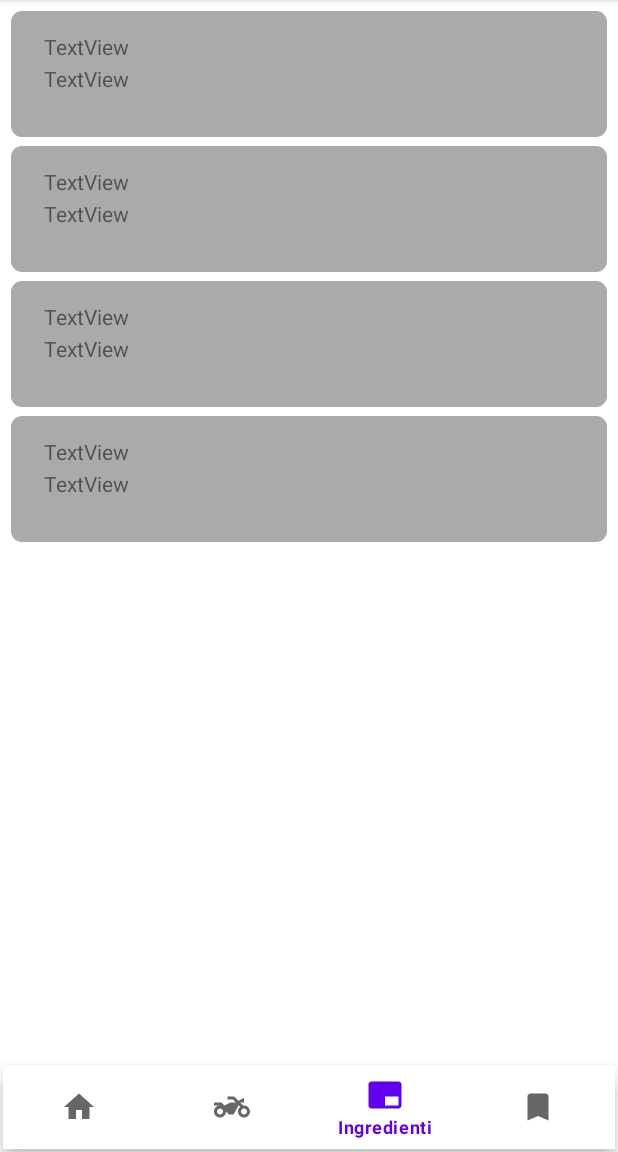
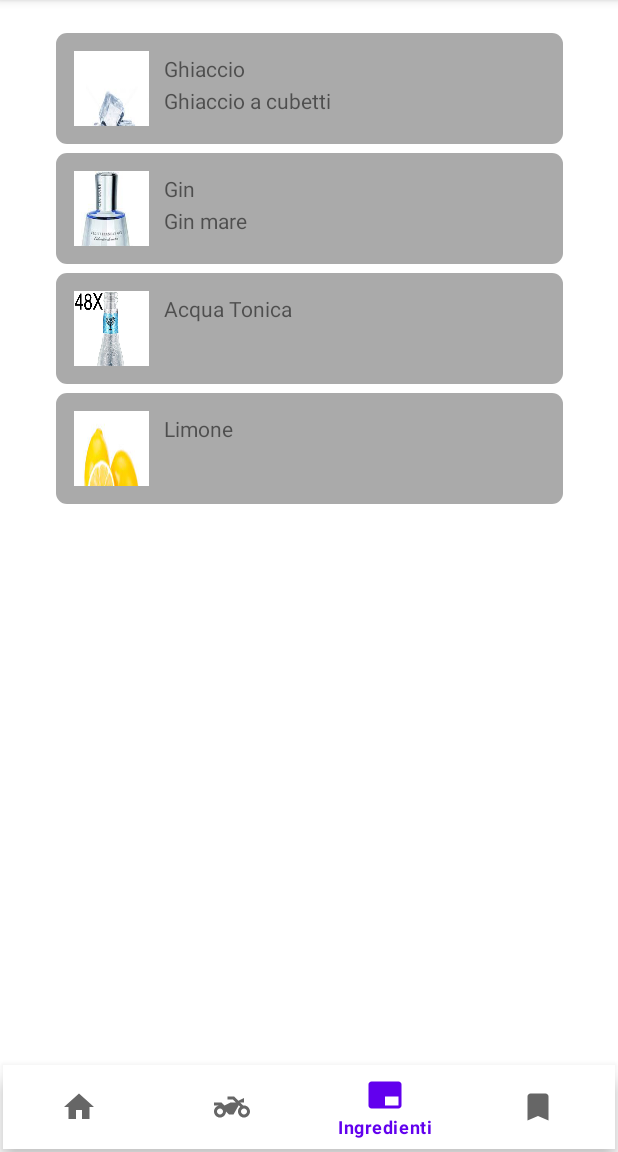
Before and after one commit to Menoz2000/Cocktail_Mania, an Android app: the IngredientActivity screen opened directly, with no data from a screen before it, on a phone screen of 412 x 824 dp, the part 84-1236 px from its top. Run offline under Robolectric (Android 15) with nearby library versions, the phone set to English and light mode, and no system bars.

Commit message:
recycler view senza db e inizio modulo ingrediente(scheda informativa ingrediente)

```diff
--- a/app/src/main/AndroidManifest.xml
+++ b/app/src/main/AndroidManifest.xml
@@ -9,7 +9,8 @@
         android:roundIcon="@mipmap/ic_launcher_round"
         android:supportsRtl="true"
         android:theme="@style/Theme.CocktailMania">
-        <activity android:name=".book.BookActivity"></activity>
+        <activity android:name=".ingredient.IngredientModule"></activity>
+        <activity android:name=".book.BookActivity" />
         <activity android:name=".cocktail.CocktailActivity" />
         <activity android:name=".ingredient.IngredientActivity" />
         <activity android:name=".naviga.MainActivity">
--- a/app/src/main/java/com/example/cocktailmania/ingredient/IngredientActivity.java
+++ b/app/src/main/java/com/example/cocktailmania/ingredient/IngredientActivity.java
@@ -1,5 +1,6 @@
 package com.example.cocktailmania.ingredient;
 
+import androidx.annotation.NonNull;
 import androidx.appcompat.app.AppCompatActivity;
 import androidx.recyclerview.widget.LinearLayoutManager;
 import androidx.recyclerview.widget.RecyclerView;
@@ -7,6 +8,8 @@ import androidx.recyclerview.widget.RecyclerView;
 import android.content.Intent;
 import android.database.Cursor;
 import android.os.Bundle;
+import android.view.MotionEvent;
+import android.view.View;
 import android.widget.Toast;
 
 import com.example.cocktailmania.naviga.MainActivity;
@@ -24,6 +27,7 @@ public class IngredientActivity extends AppCompatActivity {
     Intent intent;
     RecyclerView recyclerView;
     List<IngredientElem> elems;
+
     @Override
     protected void onCreate(Bundle savedInstanceState) {
         super.onCreate(savedInstanceState);
@@ -59,17 +63,27 @@ public class IngredientActivity extends AppCompatActivity {
             return true;
         });
 
-        recyclerView=findViewById(R.id.ingRv);
+        recyclerView = findViewById(R.id.ingRv);
 
-        elems=new ArrayList<>();
-        elems.add(new IngredientElem(1,"ing_1.jpg","Ghiaccio","Ghiaccio a cubetti"));
-        elems.add(new IngredientElem(2,"ing_2.jpg","Gin","Gin mare"));
-        elems.add(new IngredientElem(3,"ing_3.jpg","Acqua Tonica",""));
-        elems.add(new IngredientElem(4,"ing_4.jpg","Limone",""));
+        elems = new ArrayList<>();
+        elems.add(new IngredientElem(1, R.drawable.ing_1, "Ghiaccio", "Ghiaccio a cubetti"));
+        elems.add(new IngredientElem(2, R.drawable.ing_2, "Gin", "Gin mare"));
+        elems.add(new IngredientElem(3, R.drawable.ing_3, "Acqua Tonica", ""));
+        elems.add(new IngredientElem(4, R.drawable.ing_4, "Limone", ""));
 
-        LinearLayoutManager linearLayoutManager=new LinearLayoutManager(getApplicationContext());
+        LinearLayoutManager linearLayoutManager = new LinearLayoutManager(getApplicationContext());
         recyclerView.setLayoutManager(linearLayoutManager);
-        IngredientAdapter ingredientAdapter=new IngredientAdapter((ArrayList<IngredientElem>) elems,IngredientActivity.this);
+        IngredientAdapter ingredientAdapter = new IngredientAdapter((ArrayList<IngredientElem>) elems, IngredientActivity.this);
         recyclerView.setAdapter(ingredientAdapter);
+        /*recyclerView.setOnClickListener(new View.OnClickListener() {
+            @Override
+            public void onClick(View v) {
+                intent = new Intent(IngredientActivity.this, IngredientModule.class);
+                Bundle b=new Bundle();
+                b.putInt("Id",v.getId());
+                intent.putExtras(b);
+                startActivity(intent);
+            }
+        });*/
     }
 }
--- a/app/src/main/java/com/example/cocktailmania/ingredient/IngredientAdapter.java
+++ b/app/src/main/java/com/example/cocktailmania/ingredient/IngredientAdapter.java
@@ -15,7 +15,7 @@ import com.example.cocktailmania.R;
 
 import java.util.ArrayList;
 
-public class IngredientAdapter extends RecyclerView.Adapter{
+public class IngredientAdapter extends RecyclerView.Adapter {
 
     ArrayList<IngredientElem> elems;
     Context context;
@@ -28,25 +28,20 @@ public class IngredientAdapter extends RecyclerView.Adapter{
     @NonNull
     @Override
     public RecyclerView.ViewHolder onCreateViewHolder(@NonNull ViewGroup parent, int viewType) {
-        View v= LayoutInflater.from(parent.getContext()).inflate(R.layout.ing_row,parent,false);
-        ViewHolder viewHolder=new ViewHolder(v);
+        View v = LayoutInflater.from(parent.getContext()).inflate(R.layout.ing_row, parent, false);
+        ViewHolder viewHolder = new ViewHolder(v);
         return viewHolder;
     }
 
     @Override
     public void onBindViewHolder(@NonNull RecyclerView.ViewHolder holder, int position) {
-        ViewHolder myViewHolder=(ViewHolder)holder;
-        myViewHolder.img.setImageDrawable(elems.get(position));
-        myViewHolder.nome.setText(elems.get(position));
-        myViewHolder.sottotitolo.setText(elems.get(position));
+        ViewHolder myViewHolder = (ViewHolder) holder;
 
+        IngredientElem currentElem = elems.get(position);
 
-        holder.itemView.setOnClickListener(new View.OnClickListener() {
-            @Override
-            public void onClick(View v) {
-                Toast.makeText(v.getContext(), elems.get(position),Toast.LENGTH_LONG).show();
-            }
-        });
+        myViewHolder.img.setImageResource(currentElem.getImg());
+        myViewHolder.nome.setText(currentElem.getNome());
+        myViewHolder.sottotitolo.setText(currentElem.getSottotitolo());
 
     }
 
@@ -55,17 +50,17 @@ public class IngredientAdapter extends RecyclerView.Adapter{
         return elems.size();
     }
 
-    public class ViewHolder extends RecyclerView.ViewHolder{
+    public class ViewHolder extends RecyclerView.ViewHolder {
 
-        TextView nome,sottotitolo;
+        TextView nome, sottotitolo;
         ImageView img;
 
         public ViewHolder(@NonNull View itemView) {
             super(itemView);
 
-            img=itemView.findViewById(R.id.imageView);
-            nome=itemView.findViewById(R.id.ingNome);
-            sottotitolo=itemView.findViewById(R.id.ingSottotitolo);
+            img = itemView.findViewById(R.id.imageView);
+            nome = itemView.findViewById(R.id.ingNome);
+            sottotitolo = itemView.findViewById(R.id.ingSottotitolo);
         }
     }
 }
--- a/app/src/main/java/com/example/cocktailmania/ingredient/IngredientElem.java
+++ b/app/src/main/java/com/example/cocktailmania/ingredient/IngredientElem.java
@@ -2,11 +2,11 @@ package com.example.cocktailmania.ingredient;
 
 public class IngredientElem {
     private int id;
-    private String img;
+    private int img;
     private String nome;
     private String sottotitolo;
 
-    public IngredientElem(int id, String img, String nome, String sottotitolo) {
+    public IngredientElem(int id, int img, String nome, String sottotitolo) {
         this.id = id;
         this.img = img;
         this.nome = nome;
@@ -24,11 +24,11 @@ public class IngredientElem {
         this.id = id;
     }
 
-    public String getImg() {
+    public int getImg() {
         return img;
     }
 
-    public void setImg(String img) {
+    public void setImg(int img) {
         this.img = img;
     }
 
--- a/app/src/main/res/layout/activity_ingredient.xml
+++ b/app/src/main/res/layout/activity_ingredient.xml
@@ -8,13 +8,11 @@
 
     <androidx.recyclerview.widget.RecyclerView
         android:id="@+id/ingRv"
-        android:layout_width="409dp"
-        android:layout_height="0dp"
-        android:layout_marginStart="2dp"
-        android:layout_marginTop="1dp"
-        android:layout_marginEnd="2dp"
-        android:layout_marginBottom="1dp"
-        app:layout_constraintBottom_toTopOf="@+id/bottomNavigationView"
+        android:layout_width="350dp"
+        android:layout_height="650dp"
+        android:layout_marginStart="20dp"
+        android:layout_marginTop="16dp"
+        android:layout_marginEnd="20dp"
         app:layout_constraintEnd_toEndOf="parent"
         app:layout_constraintStart_toStartOf="parent"
         app:layout_constraintTop_toTopOf="parent" />
--- a/app/src/main/res/layout/ing_row.xml
+++ b/app/src/main/res/layout/ing_row.xml
@@ -14,14 +14,15 @@
 
     <LinearLayout
         android:layout_width="match_parent"
-        android:layout_height="60dp"
+        android:layout_height="50dp"
         android:orientation="horizontal">
 
         <ImageView
             android:id="@+id/imageView"
-            android:layout_width="wrap_content"
-            android:layout_height="wrap_content"
+            android:layout_width="100dp"
+            android:layout_height="100dp"
             android:layout_weight="1"
+            android:scaleType="fitXY"
             tools:srcCompat="@tools:sample/avatars" />
 
         <LinearLayout
```
Also changed, not shown: app/src/main/java/com/example/cocktailmania/ingredient/IngredientModule.java (added, +27 -0 lines), app/src/main/res/layout/activity_ingredient_module.xml (added, +23 -0 lines), 28 other files.
